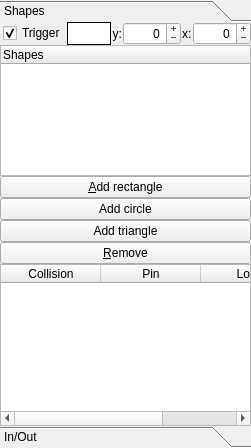
Above: lib/ui/tab_regionsUi.ui from gasparnori/Spotter before the change. Below: the same form after it.
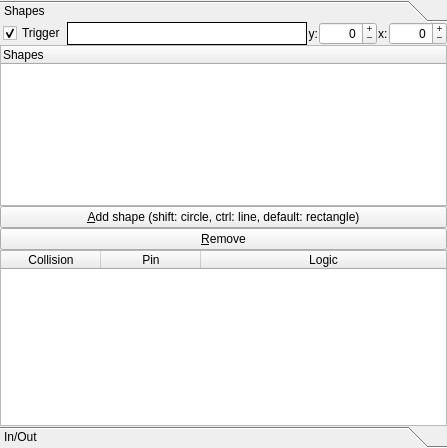
That is the form after the change.

Commit message: collision check for circle and line

What changed in the file:
```diff
--- a/lib/ui/tab_regionsUi.ui
+++ b/lib/ui/tab_regionsUi.ui
@@ -6,7 +6,7 @@
    <rect>
     <x>0</x>
     <y>0</y>
-    <width>251</width>
+    <width>447</width>
     <height>448</height>
    </rect>
   </property>
@@ -47,8 +47,8 @@
          <rect>
           <x>0</x>
           <y>0</y>
-          <width>249</width>
-          <height>404</height>
+          <width>445</width>
+          <height>388</height>
          </rect>
         </property>
         <attribute name="label">
@@ -98,17 +98,7 @@
              <property name="spacing">
               <number>0</number>
              </property>
-             <item row="2" column="0">
-              <widget class="QPushButton" name="btn_add_triangle">
-               <property name="text">
-                <string>Add circle</string>
-               </property>
-               <property name="checkable">
-                <bool>true</bool>
-               </property>
-              </widget>
-             </item>
-             <item row="5" column="0">
+             <item row="3" column="0">
               <widget class="QTableWidget" name="table_slots">
                <property name="horizontalScrollBarPolicy">
                 <enum>Qt::ScrollBarAsNeeded</enum>
@@ -151,16 +141,6 @@
                </column>
               </widget>
              </item>
-             <item row="3" column="0">
-              <widget class="QPushButton" name="btn_add_circle">
-               <property name="text">
-                <string>Add triangle</string>
-               </property>
-               <property name="checkable">
-                <bool>true</bool>
-               </property>
-              </widget>
-             </item>
              <item row="1" column="0">
               <widget class="QPushButton" name="btn_add_rect">
                <property name="minimumSize">
@@ -173,14 +153,14 @@
                 <string>Drag: Rectangle. Shift+drag: Circle. Ctrl+drag: Line.</string>
                </property>
                <property name="text">
-                <string>&amp;Add rectangle</string>
+                <string>&amp;Add shape (shift: circle, ctrl: line, default: rectangle)</string>
                </property>
                <property name="checkable">
                 <bool>true</bool>
                </property>
               </widget>
              </item>
-             <item row="4" column="0">
+             <item row="2" column="0">
               <widget class="QPushButton" name="btn_remove_shape">
                <property name="minimumSize">
                 <size>
```
Left out of the diff: 4 changed lines with no effect on the pictures. The commit also changes 2334 other files.
